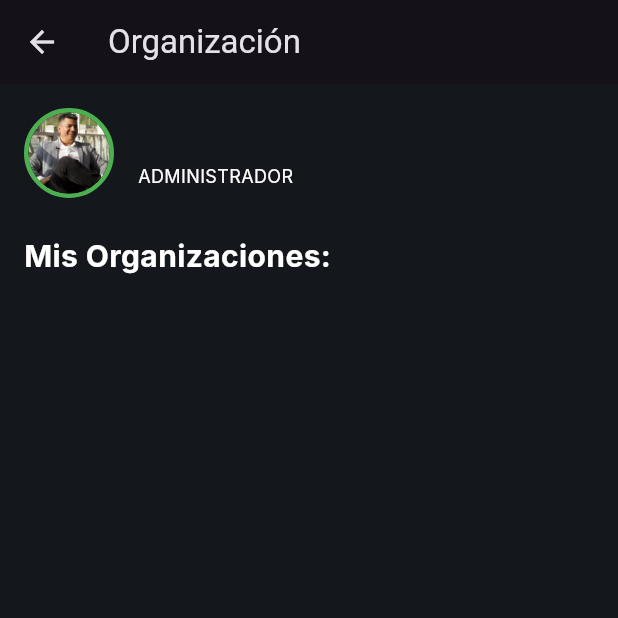
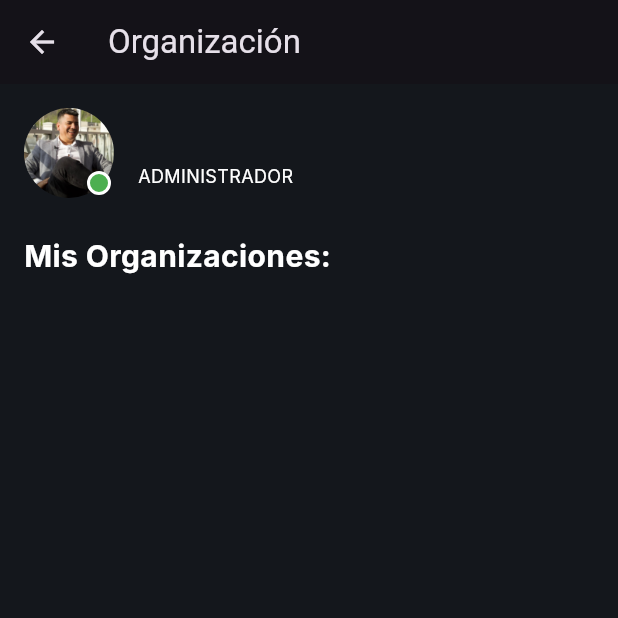
Before and after one commit to RenzoObregonw33/Repositorio-Dart, a Flutter app: the HomeScreem screen opened directly with empty values, on a phone screen of 412 x 824 dp, the top half of it. Run offline on Flutter 3.47's test engine with Material 3 defaults, Android fonts, the phone set to English and light mode, and no system bars; our stand-ins replace shared_preferences, syncfusion_flutter_charts, syncfusion_flutter_gauges; missing offline and left inert: flutter_echarts; accounts and stored records are empty; Roboto replaces fonts that are missing (-apple-system, Inter).

Commit message:
Antes de la Presentacion de los Graficos

```diff
--- a/login/lib/screens/home_screen.dart
+++ b/login/lib/screens/home_screen.dart
@@ -42,7 +42,32 @@ class HomeScreem extends StatelessWidget {
           children: [
             Row(                                   //organiza en una fila horizontal
               children: [
-                Container(
+                Stack(
+                  children: [
+                    CircleAvatar(
+                      radius: 30,
+                      backgroundColor: Colors.transparent,
+                      backgroundImage: AssetImage('assets/MG.jpeg'),
+                    ),
+                    Positioned(
+                      bottom: 2,
+                      right: 2,
+                      child: Container(
+                        width: 16,
+                        height: 16,
+                        decoration: BoxDecoration(
+                          color: Colors.green,
+                          shape: BoxShape.circle,
+                          border: Border.all(
+                            color: Colors.white,
+                            width: 2,
+                          ),
+                        ),
+                      ),
+                    ),
+                  ],
+                ),
+                /*Container(
                   width: 60,
                   height: 60,
                   decoration: BoxDecoration(
@@ -55,7 +80,6 @@ class HomeScreem extends StatelessWidget {
                   child:  CircleAvatar(                      //Icono circular del Usuario
                     radius: 30,
                     backgroundColor:  Colors.transparent,
-                    //child: Text('V', style: TextStyle(color: Colors.black, fontSize: 30,fontWeight: FontWeight.bold)),
                     child: ClipOval(
                       child: Image.asset(
                         'assets/MG.jpeg', // Asegúrate de que la imagen esté en la carpeta assets
@@ -65,7 +89,7 @@ class HomeScreem extends StatelessWidget {
                       ),
                     ),
                   ),
-                ),
+                ),*/
                 SizedBox(width: 16),
                 Expanded(
                   child: Column(
@@ -164,11 +188,11 @@ class HomeScreem extends StatelessWidget {
                               style: TextStyle(
                                 fontFamily: 'Inter',
                                 color: Colors.white,
-                                fontSize: 14,
+                                fontSize: 15,
                               ),
                             ),
                             Text(
-                              'ID: $id',
+                              'Cantidad de Colaboradores: 24',
                               style: TextStyle(
                                 fontFamily: 'Inter',
                                 color: Colors.white,
```
